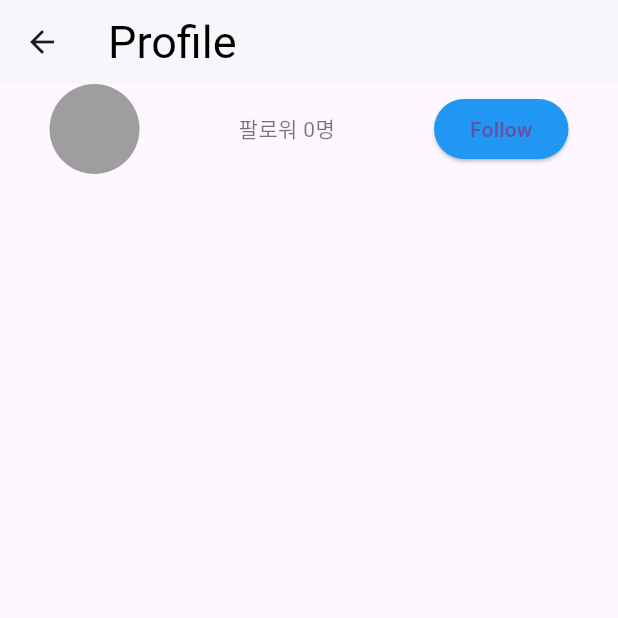
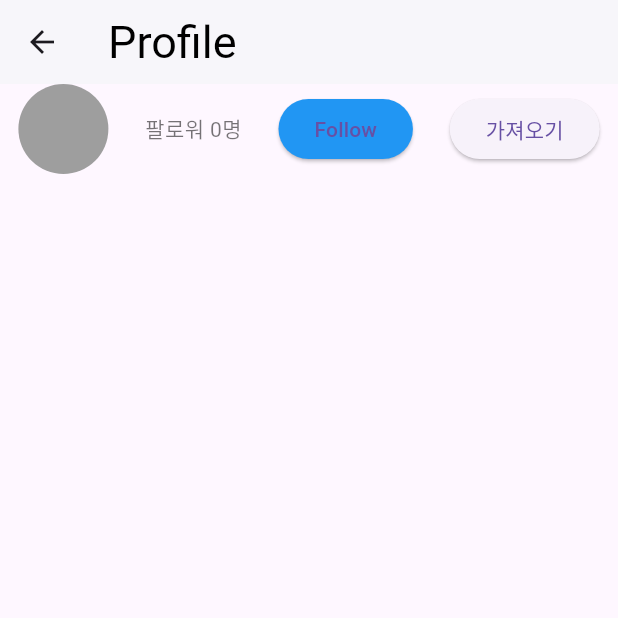
Before and after one commit to kopu0708/Clone_instar, a Flutter app: the Profile screen opened directly, on a phone screen of 412 x 824 dp, the top half of it. Run offline on Flutter 3.47's test engine with Material 3 defaults, Android fonts, the phone set to English and light mode, and no system bars; our stand-ins replace flutter_local_notifications, fluttertoast, image_picker, shared_preferences, timezone; accounts and stored records are empty; network calls fail.

Commit message:
미완성이지만 일단 여기까지 하고 다른걸로 연습

```diff
--- a/lib/main.dart
+++ b/lib/main.dart
@@ -10,12 +10,16 @@ import 'package:shared_preferences/shared_preferences.dart';
 import 'dart:convert';
 import 'package:flutter/cupertino.dart';
 import 'package:provider/provider.dart';
+import 'notification.dart';
 
-void main() {
+void main() async{
+  WidgetsFlutterBinding.ensureInitialized();
+  await initNotification();
   runApp(
       ChangeNotifierProvider(
           create: (c) => Store1(),
           child: MaterialApp(
+            navigatorKey: navigatorKey,
             theme: style.theme,
             home: MyApp(),
           )
@@ -107,12 +111,16 @@ class _MyAppState extends State<MyApp> {
   @override
   void initState() {
     super.initState();
+    initNotification();
     loadData();
   }
 
   @override
   Widget build(BuildContext context) {
     return Scaffold(
+      floatingActionButton: FloatingActionButton(child: Text('알람띄우기'),
+        onPressed: (){showNotification();},
+      ),
       appBar: AppBar(
         title:Text('Instargram'),
         actions: [
@@ -277,7 +285,8 @@ class _addListState extends State<addList> {
   @override
   Widget build(BuildContext context) {
     return Scaffold(
-      appBar: AppBar(),
+      appBar: AppBar(
+      ),
       body: Padding(
         padding: const EdgeInsets.all(16.0),
         child: Column(children: [
@@ -330,6 +339,16 @@ class Store1 extends ChangeNotifier{
   var follow = 0;
   bool isfollow = false;
 
+  var ProfileImage = [];
+
+  getData() async{
+    var result = await http.get(Uri.parse('https://codingapple1.github.io/app/profile.json'));
+    var result2 = jsonDecode(result.body);
+    ProfileImage = result2;
+    print(result2);
+    notifyListeners();
+  }
+
   FollowerUpDown(){
     if(isfollow == false){
     follow++;
@@ -351,7 +370,28 @@ class Profile extends StatelessWidget {
   Widget build(BuildContext context) {
     return Scaffold(
       appBar: AppBar(title: Text(context.watch<Store1>().name),),
-      body: Row(
+      body: CustomScrollView(
+        slivers: [
+          SliverToBoxAdapter(child: ProfileHeader(),),
+          SliverGrid(
+              delegate: SliverChildBuilderDelegate(
+                  (c,i) => Image.network(context.watch<Store1>().ProfileImage[i]),
+                  childCount: context.watch<Store1>().ProfileImage.length,
+              ),
+              gridDelegate: SliverGridDelegateWithFixedCrossAxisCount(crossAxisCount: 2)
+          )
+        ],
+      )
+    );
+  }
+}
+
+class ProfileHeader extends StatelessWidget {
+  const ProfileHeader({super.key});
+
+  @override
+  Widget build(BuildContext context) {
+    return  Row(
       mainAxisAlignment: MainAxisAlignment.spaceAround,
       children: [
         CircleAvatar(
@@ -367,9 +407,9 @@ class Profile extends StatelessWidget {
               context.read<Store1>().FollowerUpDown();
             },
             child: Text('Follow')
-              )
+        ),
+        ElevatedButton(onPressed: (){context.read<Store1>().getData();}, child: Text('가져오기'))
       ],
-          )
     );
   }
 }
--- a/pubspec.yaml
+++ b/pubspec.yaml
@@ -30,11 +30,13 @@ environment:
 dependencies:
   flutter:
     sdk: flutter
-  http: ^0.13.4
+  http: ^1.2.1
   fluttertoast: ^8.2.5
   image_picker: ^1.2.0
   shared_preferences: ^2.5.3
   provider: ^6.1.5
+
+  flutter_local_notifications: ^19.4.2
 
 
   # The following adds the Cupertino Icons font to your application.
```
Also changed, not shown: lib/notification.dart (+139 -0 lines), pubspec.lock, 5 other files. Lines whose indentation alone changed are shown as unchanged.
